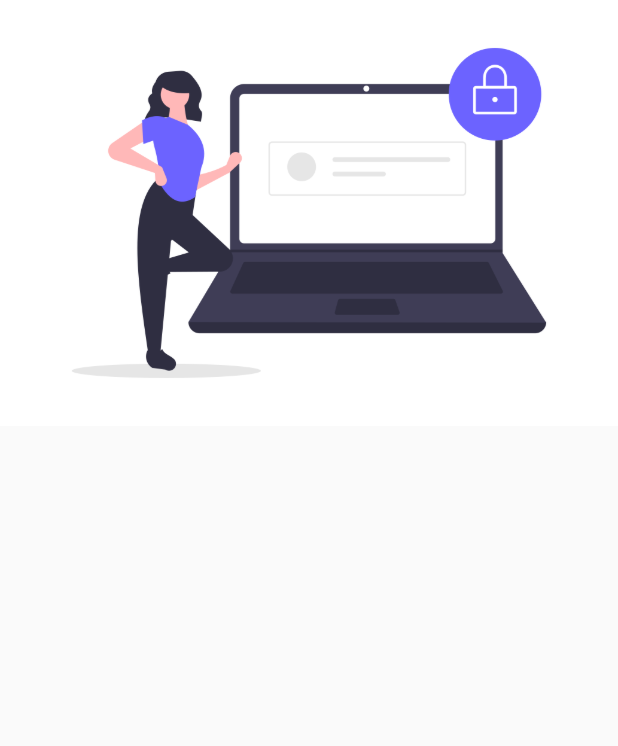
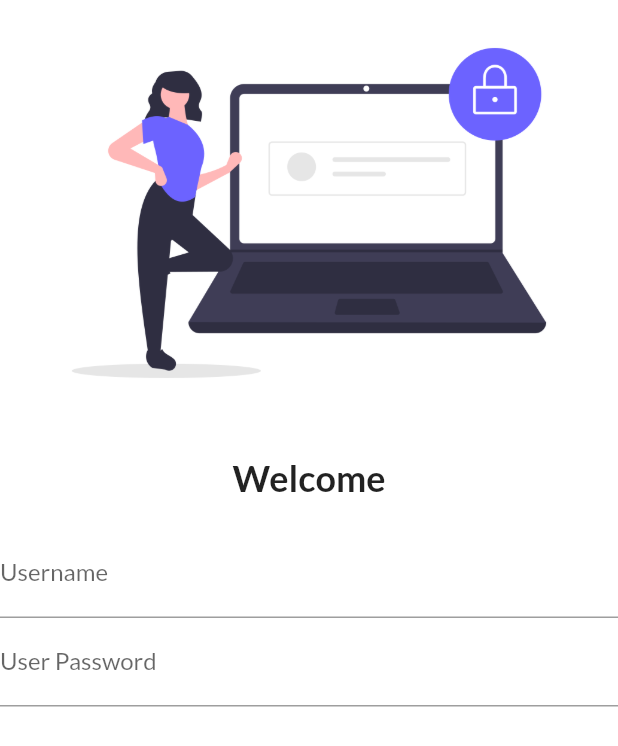
Before and after one commit to Vipin190/test, a Flutter app: the screen it shows after launch, on a phone screen of 412 x 824 dp. Shown: the top 746 px of the screen. Run offline on Flutter 3.47's test engine with Material 2 defaults, Android fonts, the phone set to English and light mode, and no system bars; our stand-ins replace google_fonts.

Commit message:
first commit

```diff
--- a/lib/main.dart
+++ b/lib/main.dart
@@ -1,4 +1,5 @@
 import 'package:flutter/material.dart';
+import 'package:google_fonts/google_fonts.dart';
 import 'package:my_first_project/pages/home_page.dart';
 import 'package:my_first_project/pages/login_page.dart';
 
@@ -13,7 +14,10 @@ class MyApp extends StatelessWidget {
   Widget build(BuildContext context) {
     return MaterialApp(
       themeMode: ThemeMode.light,
-      theme: ThemeData(primarySwatch: Colors.green),
+      theme: ThemeData(
+        primarySwatch: Colors.green,
+        fontFamily: GoogleFonts.lato().fontFamily,
+       ),
       darkTheme: ThemeData(
         brightness: Brightness.dark,
       ),
--- a/lib/pages/login_page.dart
+++ b/lib/pages/login_page.dart
@@ -4,8 +4,39 @@ class LoginPage extends StatelessWidget {
   @override
   Widget build(BuildContext context) {
     return Material(
+        color: Colors.white,
         child: Column(
-      children: [Image.asset("assets/images/login_image.png")],
-    ));
+          children: [
+            Image.asset(
+              "assets/images/login_image.png",
+              fit: BoxFit.cover,
+            ),
+            SizedBox(
+              height: 20.0,
+            ),
+            Text(
+              "Welcome",
+              style: TextStyle(
+                fontSize: 24,
+                fontWeight: FontWeight.bold,
+              ),
+            ),
+            SizedBox(
+              height: 20.0,
+            ),
+            Column(
+              children: [
+                TextField(
+                  decoration: InputDecoration(
+                      hintText: "Enter Username", labelText: "Username"),
+                ),
+                TextField(
+                  decoration: InputDecoration(
+                      hintText: "Enter Password", labelText: "User Password"),
+                ),
+              ],
+            )
+          ],
+        ));
   }
 }
--- a/pubspec.yaml
+++ b/pubspec.yaml
@@ -34,6 +34,7 @@ dependencies:
   # The following adds the Cupertino Icons font to your application.
   # Use with the CupertinoIcons class for iOS style icons.
   cupertino_icons: ^1.0.2
+  google_fonts: ^3.0.1
 
 dev_dependencies:
   flutter_test:
```
Also changed, not shown: pubspec.lock, 2 other files.
